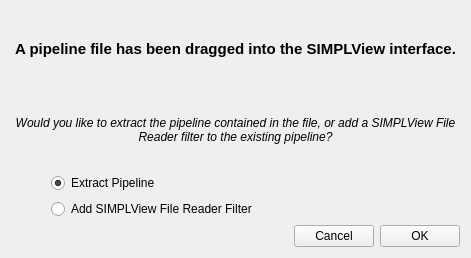
This is Source/SVWidgetsLib/QtSupport/UI_Files/QtSFileDragMessageBox.ui in BlueQuartzSoftware/SIMPL as Qt 5 draws it before an edit. The edited form follows.
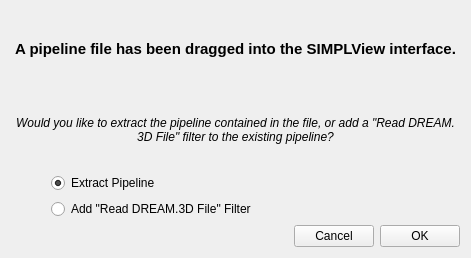
This is the edited form.

Commit message: GUI: Removing uses of SIMPLView in text messages and Dialog windows.

Patch:
```diff
--- a/Source/SVWidgetsLib/QtSupport/UI_Files/QtSFileDragMessageBox.ui
+++ b/Source/SVWidgetsLib/QtSupport/UI_Files/QtSFileDragMessageBox.ui
@@ -56,7 +56,7 @@
         </font>
        </property>
        <property name="text">
-        <string>Would you like to extract the pipeline contained in the file, or add a SIMPLView File Reader filter to the existing pipeline?</string>
+        <string>Would you like to extract the pipeline contained in the file, or add a &quot;Read DREAM.3D File&quot; filter to the existing pipeline?</string>
        </property>
        <property name="alignment">
         <set>Qt::AlignCenter</set>
@@ -133,7 +133,7 @@
        <item>
         <widget class="QRadioButton" name="addFilterRadioBtn">
          <property name="text">
-          <string>Add SIMPLView File Reader Filter</string>
+          <string>Add &quot;Read DREAM.3D File&quot; Filter</string>
          </property>
         </widget>
        </item>
```
The commit also changes 1 other file.
